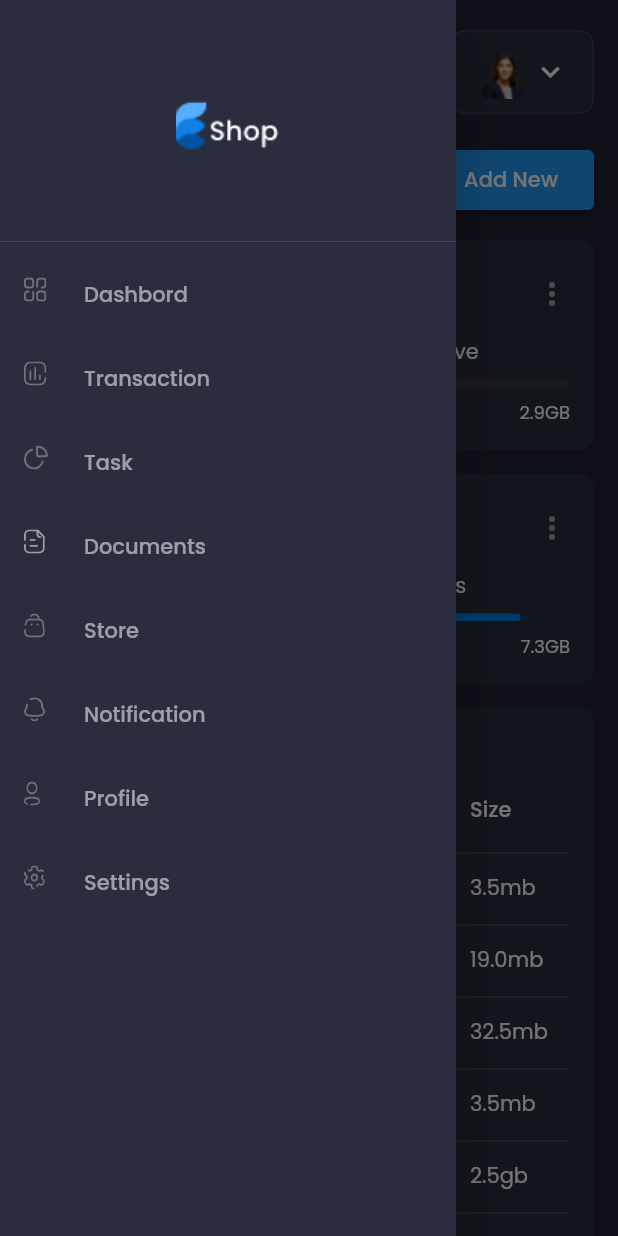
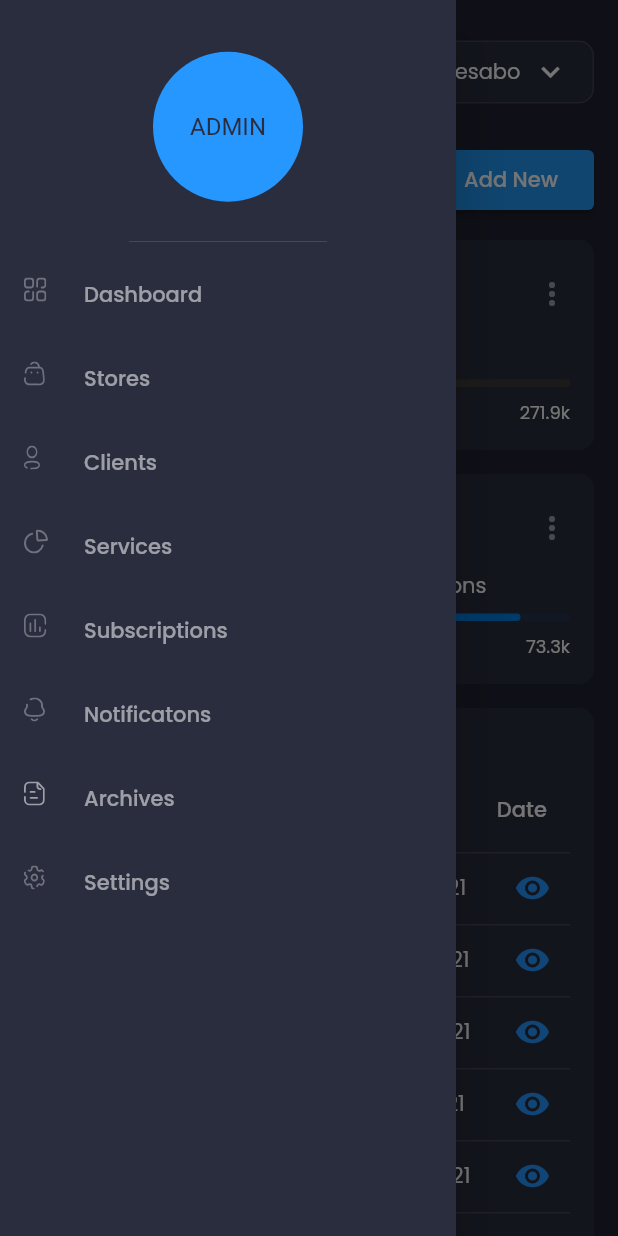
Before and after one commit to mesabo/srs_admin, a Flutter app: the screen it shows after launch, with the side drawer open, on a phone screen of 412 x 824 dp. Run offline on Flutter 3.47's test engine with Material 2 defaults, Android fonts, the phone set to English and light mode, and no system bars; our stand-ins replace fl_chart, flutter_svg, get, google_fonts.

Commit message:
DASHBOARD REEDITED

```diff
--- /dev/null
+++ b/lib/app/constants/names.dart
@@ -0,0 +1,34 @@
+///`Here, we enumerate constant names used in app`
+///`We do do that in order to keep clear names and reuse them.`
+abstract class Names {
+  ///[SIDE PANEL NAMES]
+  static const DASHBOARD = 'Dashboard';
+  static const SETTINGS = 'Settings';
+  static const CLIENTS = 'Clients';
+  static const NOTIFICATONS = 'Notificatons';
+  static const ARCHIVES = 'Archives';
+  static const SERVICES = 'Services';
+  static const SUBSCRIPTIONS = 'Subscriptions';
+  static const PROFILE = 'Profile';
+  static const STORES = 'Stores';
+
+  ///[MENU PANEL NAMES]
+  static const USERS = 'Users';
+  static const NEWCLIENT = 'New Clients';
+  static const ACTIVECLIENTS = 'Active Clients';
+  static const RECENTCLIENTS = 'Recent Clients';
+  static const STATISTICS = 'Statistics';
+  static const OTHERS = 'Others';
+  static const ADD = 'Add';
+  static const ADDNEW = 'Add New';
+  static const DELETE = 'Delete';
+  static const EDIT = 'Edit';
+  static const VIEW = 'View';
+  static const SEARCH = 'Search';
+  static const SEARCHING = 'Searching';
+  static const ENABLE = 'Enable';
+  static const DISABLE = 'Disable';
+  static const EMAIL = 'Email';
+  static const DATE = 'Date';
+  static const ID = 'Id';
+}
--- a/lib/app/model/MyFiles.dart
+++ b/lib/app/model/MyClients.dart
@@ -1,5 +1,5 @@
-import 'package:srs_admin/app/constants/constants.dart';
-
+import 'package:srs_admin/app/constants/colors.dart';
+import 'package:srs_admin/app/constants/names.dart' show Names;
 import 'package:flutter/material.dart';
 
 class CloudStorageInfo {
@@ -18,34 +18,34 @@ class CloudStorageInfo {
 
 List demoMyFiels = [
   CloudStorageInfo(
-    title: "Documents",
+    title: "${Names.USERS}",
     numOfFiels: 1328,
     svgSrc: "assets/icons/Documents.svg",
-    totalStorage: "1.9GB",
+    totalStorage: "19.9k",
     color: primaryColor,
     percentage: 35,
   ),
   CloudStorageInfo(
-    title: "Google Drive",
+    title: "${Names.CLIENTS}",
     numOfFiels: 1328,
     svgSrc: "assets/icons/google_drive.svg",
-    totalStorage: "2.9GB",
+    totalStorage: "271.9k",
     color: Color(0xFFFFA113),
     percentage: 35,
   ),
   CloudStorageInfo(
-    title: "One Drive",
+    title: "${Names.NEWCLIENT}",
     numOfFiels: 1328,
     svgSrc: "assets/icons/one_drive.svg",
-    totalStorage: "1GB",
+    totalStorage: "102k",
     color: Color(0xFFA4CDFF),
     percentage: 10,
   ),
   CloudStorageInfo(
-    title: "Documents",
+    title: "${Names.SUBSCRIPTIONS}",
     numOfFiels: 5328,
     svgSrc: "assets/icons/drop_box.svg",
-    totalStorage: "7.3GB",
+    totalStorage: "73.3k",
     color: Color(0xFF007EE5),
     percentage: 78,
   ),
--- /dev/null
+++ b/lib/app/model/RecentClients.dart
@@ -0,0 +1,50 @@
+class RecentClient {
+  final String icon, email, date, id;
+
+  RecentClient({this.icon = '', this.email = '', this.date = '', this.id = ''});
+}
+
+List demoRecentClients = [
+  RecentClient(
+    //icon: "assets/icons/xd_file.svg",
+    id: "0001",
+    email: "mesabo1@gmail.com",
+    date: "01-03-2021",
+  ),
+  RecentClient(
+    //icon: "assets/icons/Figma_file.svg",
+    id: "0002",
+    email: "mesabo2@gmail.com",
+    date: "27-02-2021",
+  ),
+  RecentClient(
+    //icon: "assets/icons/doc_file.svg",
+    id: "0003",
+    email: "mesabo3@gmail.com",
+    date: "23-02-2021",
+  ),
+  RecentClient(
+    //icon: "assets/icons/sound_file.svg",
+    id: "0004",
+    email: "mesabo4@gmail.com",
+    date: "21-02-2021",
+  ),
+  RecentClient(
+    //icon: "assets/icons/media_file.svg",
+    id: "0005",
+    email: "mesabo5@gmail.com",
+    date: "23-02-2021",
+  ),
+  RecentClient(
+    //icon: "assets/icons/pdf_file.svg",
+    id: "0006",
+    email: "mesabo6@gmail.com",
+    date: "25-02-2021",
+  ),
+  RecentClient(
+    //icon: "assets/icons/excle_file.svg",
+    id: "0007",
+    email: "mesabo7@gmail.com",
+    date: "25-02-2021",
+  ),
+];
--- a/lib/app/model/RecentFile.dart
+++ /dev/null
@@ -1,50 +0,0 @@
-class RecentFile {
-  final String icon, title, date, size;
-
-  RecentFile({this.icon='', this.title='', this.date='', this.size=''});
-}
-
-List demoRecentFiles = [
-  RecentFile(
-    icon: "assets/icons/xd_file.svg",
-    title: "XD File",
-    date: "01-03-2021",
-    size: "3.5mb",
-  ),
-  RecentFile(
-    icon: "assets/icons/Figma_file.svg",
-    title: "Figma File",
-    date: "27-02-2021",
-    size: "19.0mb",
-  ),
-  RecentFile(
-    icon: "assets/icons/doc_file.svg",
-    title: "Documetns",
-    date: "23-02-2021",
-    size: "32.5mb",
-  ),
-  RecentFile(
-    icon: "assets/icons/sound_file.svg",
-    title: "Sound File",
-    date: "21-02-2021",
-    size: "3.5mb",
-  ),
-  RecentFile(
-    icon: "assets/icons/media_file.svg",
-    title: "Media File",
-    date: "23-02-2021",
-    size: "2.5gb",
-  ),
-  RecentFile(
-    icon: "assets/icons/pdf_file.svg",
-    title: "Sals PDF",
-    date: "25-02-2021",
-    size: "3.5mb",
-  ),
-  RecentFile(
-    icon: "assets/icons/excle_file.svg",
-    title: "Excel File",
-    date: "25-02-2021",
-    size: "34.5mb",
-  ),
-];
--- a/lib/app/views/screens/dashboard/components/chart.dart
+++ b/lib/app/views/screens/dashboard/components/chart.dart
@@ -1,6 +1,6 @@
 import 'package:fl_chart/fl_chart.dart';
 import 'package:flutter/material.dart';
-import 'package:srs_admin/app/constants/constants.dart';
+import 'package:srs_admin/app/constants/colors.dart';
 
 
 class Chart extends StatelessWidget {
--- a/lib/app/views/screens/dashboard/components/file_info_card.dart
+++ b/lib/app/views/screens/dashboard/components/file_info_card.dart
@@ -1,7 +1,7 @@
 import 'package:flutter/material.dart';
 import 'package:flutter_svg/flutter_svg.dart';
-import 'package:srs_admin/app/model/MyFiles.dart';
-import 'package:srs_admin/app/constants/constants.dart';
+import 'package:srs_admin/app/model/MyClients.dart';
+import 'package:srs_admin/app/constants/colors.dart';
 
 
 class FileInfoCard extends StatelessWidget {
@@ -55,7 +55,7 @@ class FileInfoCard extends StatelessWidget {
             mainAxisAlignment: MainAxisAlignment.spaceBetween,
             children: [
               Text(
-                "${info.numOfFiels} Files",
+                "${info.numOfFiels} of",
                 style: Theme.of(context)
                     .textTheme
                     .caption!
--- a/lib/app/views/screens/dashboard/components/header.dart
+++ b/lib/app/views/screens/dashboard/components/header.dart
@@ -1,14 +1,11 @@
-
 import 'package:flutter/material.dart';
 import 'package:flutter_svg/flutter_svg.dart';
 import 'package:provider/provider.dart';
-import 'package:srs_admin/app/constants/constants.dart';
+import 'package:srs_admin/app/constants/colors.dart';
 import 'package:srs_admin/app/constants/responsive.dart';
 import 'package:srs_admin/app/controller/MenuController.dart';
 
-
 class Header extends StatelessWidget {
-
   @override
   Widget build(BuildContext context) {
     return Row(
@@ -33,7 +30,6 @@ class Header extends StatelessWidget {
 }
 
 class ProfileCard extends StatelessWidget {
-
   @override
   Widget build(BuildContext context) {
     return Container(
@@ -49,16 +45,19 @@ class ProfileCard extends StatelessWidget {
       ),
       child: Row(
         children: [
-          Image.asset(
+          /* Image.asset(
             "assets/images/profile_pic.png",
             height: 38,
+          ), */
+          //if (!Responsive.isMobile(context))
+          Padding(
+            padding: const EdgeInsets.symmetric(horizontal: defaultPadding / 2),
+            child: Text(
+              "Mesabo",
+              softWrap: true,
+              overflow: TextOverflow.clip,
+            ),
           ),
-          if (!Responsive.isMobile(context))
-            Padding(
-              padding:
-                  const EdgeInsets.symmetric(horizontal: defaultPadding / 2),
-              child: Text("Angelina Joli"),
-            ),
           Icon(Icons.keyboard_arrow_down),
         ],
       ),
@@ -67,7 +66,6 @@ class ProfileCard extends StatelessWidget {
 }
 
 class SearchField extends StatelessWidget {
-
   @override
   Widget build(BuildContext context) {
     return TextField(
--- a/lib/app/views/screens/dashboard/components/my_fiels.dart
+++ b/lib/app/views/screens/dashboard/components/my_fiels.dart
@@ -1,8 +1,9 @@
-import 'package:srs_admin/app/constants/constants.dart';
+import 'package:srs_admin/app/constants/colors.dart';
+import 'package:srs_admin/app/constants/names.dart';
 import 'package:srs_admin/app/constants/responsive.dart';
 
 import 'package:flutter/material.dart';
-import 'package:srs_admin/app/model/MyFiles.dart';
+import 'package:srs_admin/app/model/MyClients.dart';
 
 import 'file_info_card.dart';
 
@@ -16,7 +17,7 @@ class MyFiels extends StatelessWidget {
           mainAxisAlignment: MainAxisAlignment.spaceBetween,
           children: [
             Text(
-              "My Files",
+              "${Names.DASHBOARD}",
               style: Theme.of(context).textTheme.subtitle1,
             ),
             ElevatedButton.icon(
@@ -29,7 +30,7 @@ class MyFiels extends StatelessWidget {
               ),
               onPressed: () {},
               icon: Icon(Icons.add),
-              label: Text("Add New"),
+              label: Text("${Names.ADDNEW}"),
             ),
           ],
         ),
@@ -53,7 +54,7 @@ class FileInfoCardGridView extends StatelessWidget {
   const FileInfoCardGridView({
     this.crossAxisCount = 4,
     this.childAspectRatio = 1,
-  }) ;
+  });
 
   final int crossAxisCount;
   final double childAspectRatio;
--- a/lib/app/views/screens/dashboard/components/recent_files.dart
+++ b/lib/app/views/screens/dashboard/components/recent_files.dart
@@ -1,10 +1,10 @@
 import 'package:flutter/material.dart';
-import 'package:flutter_svg/svg.dart';
-import 'package:srs_admin/app/constants/constants.dart';
-import 'package:srs_admin/app/model/RecentFile.dart';
+import 'package:get/get.dart';
+import 'package:srs_admin/app/constants/colors.dart';
+import 'package:srs_admin/app/constants/names.dart';
+import 'package:srs_admin/app/model/RecentClients.dart';
 
-class RecentFiles extends StatelessWidget {
-
+class RecentClients extends StatelessWidget {
   @override
   Widget build(BuildContext context) {
     return Container(
@@ -17,7 +17,7 @@ class RecentFiles extends StatelessWidget {
         crossAxisAlignment: CrossAxisAlignment.start,
         children: [
           Text(
-            "Recent Files",
+            "${Names.RECENTCLIENTS}",
             style: Theme.of(context).textTheme.subtitle1,
           ),
           SizedBox(
@@ -27,18 +27,21 @@ class RecentFiles extends StatelessWidget {
               columnSpacing: defaultPadding,
               columns: [
                 DataColumn(
-                  label: Text("File Name"),
+                  label: Text("${Names.ID}"),
                 ),
                 DataColumn(
-                  label: Text("Date"),
+                  label: Text("${Names.EMAIL}"),
                 ),
                 DataColumn(
-                  label: Text("Size"),
+                  label: Text("${Names.DATE}"),
+                ),
+                DataColumn(
+                  label: Text("${Names.DATE}"),
                 ),
               ],
               rows: List.generate(
-                demoRecentFiles.length,
-                (index) => recentFileDataRow(demoRecentFiles[index]),
+                demoRecentClients.length,
+                (index) => RecentClientDataRow(demoRecentClients[index], index),
               ),
             ),
           ),
@@ -48,26 +51,47 @@ class RecentFiles extends StatelessWidget {
   }
 }
 
-DataRow recentFileDataRow(RecentFile fileInfo) {
+DataRow RecentClientDataRow(RecentClient fileInfo, int id) {
   return DataRow(
     cells: [
-      DataCell(
-        Row(
-          children: [
-            SvgPicture.asset(
-              fileInfo.icon,
-              height: 30,
-              width: 30,
+      DataCell(Text(
+        '$id',
+        overflow: TextOverflow.ellipsis,
+        softWrap: false,
+      )),
+      DataCell(Text(
+        fileInfo.email,
+        overflow: TextOverflow.ellipsis,
+        softWrap: false,
+      )),
+      DataCell(Text(
+        fileInfo.date,
+        overflow: TextOverflow.ellipsis,
+        softWrap: false,
+      )),
+      DataCell(IconButton(
+        onPressed: () {
+          Get.dialog(AlertDialog(
+            title: Text("soubscription"),
+            content: Text(
+              "id: $id\nemail:  ${fileInfo.email}\n\nTap on next to subscribe this user. You can assign the service and the type of subscription to it.",
             ),
-            Padding(
-              padding: const EdgeInsets.symmetric(horizontal: defaultPadding),
-              child: Text(fileInfo.title),
-            ),
-          ],
+            actions: [
+              Row(
+                mainAxisAlignment: MainAxisAlignment.spaceBetween,
+                children: [
+                  TextButton(onPressed: () => Get.back(), child: Text("back")),
+                  TextButton(onPressed: () => Get.back(), child: Text("next")),
+                ],
+              )
+            ],
+          ));
+        },
+        icon: Icon(
+          Icons.remove_red_eye,
+          color: primaryColor,
         ),
-      ),
-      DataCell(Text(fileInfo.date)),
-      DataCell(Text(fileInfo.size)),
+      )),
     ],
   );
 }
--- a/lib/app/views/screens/dashboard/dashboard_screen.dart
+++ b/lib/app/views/screens/dashboard/dashboard_screen.dart
@@ -1,11 +1,9 @@
 import 'package:flutter/material.dart';
-import 'package:srs_admin/app/constants/constants.dart';
-import 'package:srs_admin/app/constants/responsive.dart';
+import 'package:srs_admin/app/constants/colors.dart';
 
 import 'components/header.dart';
 import 'components/my_fiels.dart';
 import 'components/recent_files.dart';
-import 'components/storage_details.dart';
 
 class DashboardScreen extends StatelessWidget {
   @override
@@ -26,21 +24,10 @@ class DashboardScreen extends StatelessWidget {
                     children: [
                       MyFiels(),
                       SizedBox(height: defaultPadding),
-                      RecentFiles(),
-                      if (Responsive.isMobile(context))
-                        SizedBox(height: defaultPadding),
-                      if (Responsive.isMobile(context)) StarageDetails(),
+                      RecentClients(),
                     ],
                   ),
                 ),
-                if (!Responsive.isMobile(context))
-                  SizedBox(width: defaultPadding),
-                // On Mobile means if the screen is less than 850 we dont want to show it
-                if (!Responsive.isMobile(context))
-                  Expanded(
-                    flex: 2,
-                    child: StarageDetails(),
-                  ),
               ],
             )
           ],
--- a/lib/app/views/screens/main/components/side_menu.dart
+++ b/lib/app/views/screens/main/components/side_menu.dart
@@ -1,5 +1,9 @@
+import 'dart:ui';
+
 import 'package:flutter/material.dart';
 import 'package:flutter_svg/flutter_svg.dart';
+import 'package:srs_admin/app/constants/colors.dart';
+import 'package:srs_admin/app/constants/names.dart';
 
 class SideMenu extends StatelessWidget {
   @override
@@ -10,45 +14,53 @@ class SideMenu extends StatelessWidget {
         child: Column(
           children: [
             DrawerHeader(
-              child: Image.asset("assets/images/logo.png"),
+              child: CircleAvatar(
+                backgroundColor: primaryColor,
+                radius: 50,
+                child: Text(
+                  "ADMIN",
+                  style: TextStyle(color: secondaryColor),
+                ),
+              ),
+              //Image.asset("assets/images/logo.png"),
             ),
             DrawerListTile(
-              title: "Dashbord",
+              title: "${Names.DASHBOARD}",
               svgSrc: "assets/icons/menu_dashbord.svg",
               press: () {},
             ),
             DrawerListTile(
-              title: "Transaction",
+              title: "${Names.STORES}",
+              svgSrc: "assets/icons/menu_store.svg",
+              press: () {},
+            ),
+            DrawerListTile(
+              title: "${Names.CLIENTS}",
+              svgSrc: "assets/icons/menu_profile.svg",
+              press: () {},
+            ),
+            DrawerListTile(
+              title: "${Names.SERVICES}",
+              svgSrc: "assets/icons/menu_task.svg",
+              press: () {},
+            ),
+            DrawerListTile(
+              title: "${Names.SUBSCRIPTIONS}",
               svgSrc: "assets/icons/menu_tran.svg",
               press: () {},
             ),
             DrawerListTile(
-              title: "Task",
-              svgSrc: "assets/icons/menu_task.svg",
+              title: "${Names.NOTIFICATONS}",
+              svgSrc: "assets/icons/menu_notification.svg",
               press: () {},
             ),
             DrawerListTile(
-              title: "Documents",
+              title: "${Names.ARCHIVES}",
               svgSrc: "assets/icons/menu_doc.svg",
               press: () {},
             ),
             DrawerListTile(
-              title: "Store",
-              svgSrc: "assets/icons/menu_store.svg",
-              press: () {},
-            ),
-            DrawerListTile(
-              title: "Notification",
-              svgSrc: "assets/icons/menu_notification.svg",
-              press: () {},
-            ),
-            DrawerListTile(
-              title: "Profile",
-              svgSrc: "assets/icons/menu_profile.svg",
-              press: () {},
-            ),
-            DrawerListTile(
-              title: "Settings",
+              title: "${Names.SETTINGS}",
               svgSrc: "assets/icons/menu_setting.svg",
               press: () {},
             ),
--- a/lib/main.dart
+++ b/lib/main.dart
@@ -1,9 +1,8 @@
-
 import 'package:flutter/material.dart';
 import 'package:get/get.dart';
 import 'package:google_fonts/google_fonts.dart';
 import 'package:provider/provider.dart';
-import 'package:srs_admin/app/constants/constants.dart';
+import 'package:srs_admin/app/constants/colors.dart';
 import 'package:srs_admin/app/controller/MenuController.dart';
 import 'package:srs_admin/app/views/screens/main/main_screen.dart';
 
@@ -17,7 +16,7 @@ class MyApp extends StatelessWidget {
   Widget build(BuildContext context) {
     return GetMaterialApp(
       debugShowCheckedModeBanner: false,
-      title: 'Flutter Admin Panel',
+      title: 'ChapChap Admin',
       theme: ThemeData.dark().copyWith(
         scaffoldBackgroundColor: bgColor,
         textTheme: GoogleFonts.poppinsTextTheme(Theme.of(context).textTheme)
```
Also changed, not shown: lib/app/views/screens/dashboard/components/storage_details.dart (deleted, +0 -57 lines), lib/app/views/screens/dashboard/components/storage_info_card.dart (deleted, +0 -61 lines), lib/app/constants/colors.dart (renamed from lib/app/constants/constants.dart), 6 other files.
